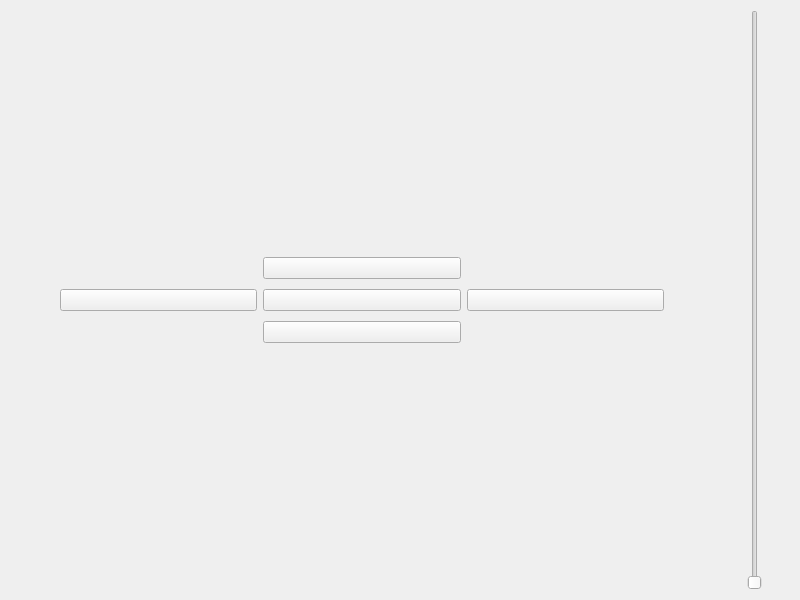
Before: the Qt Designer form robot_car/controller.ui in WEI22/ICMS, drawn with Qt 5.
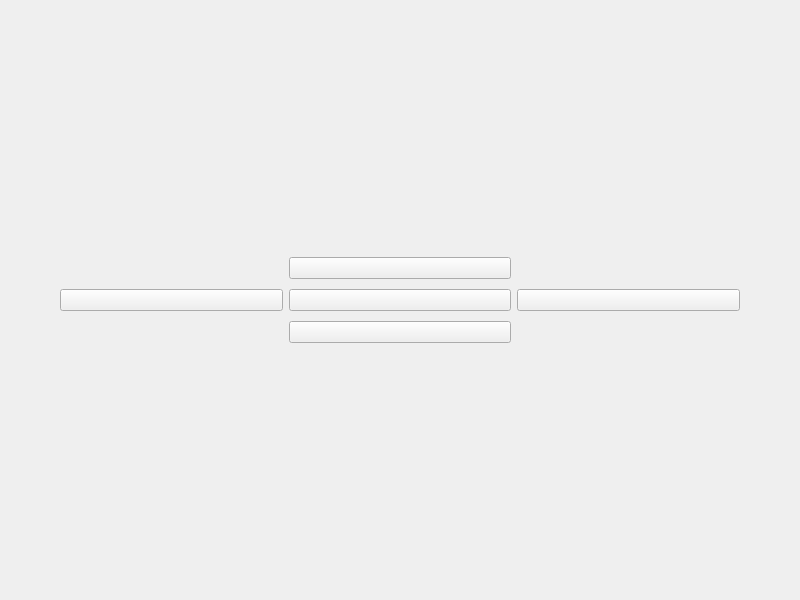
After: the same form once the commit is applied. Icons and pictures are not drawn.

Commit message: Remove speed control from ui

Patch:
```diff
--- a/robot_car/controller.ui
+++ b/robot_car/controller.ui
@@ -14,7 +14,7 @@
    <string>MainWindow</string>
   </property>
   <widget class="QWidget" name="centralwidget">
-   <layout class="QHBoxLayout" name="horizontalLayout_2" stretch="10,1">
+   <layout class="QHBoxLayout" name="horizontalLayout_2" stretch="10">
     <property name="leftMargin">
      <number>10</number>
     </property>
@@ -155,25 +155,6 @@
       </item>
      </layout>
     </item>
-    <item>
-     <widget class="QSlider" name="speed_controller">
-      <property name="sizePolicy">
-       <sizepolicy hsizetype="Preferred" vsizetype="Expanding">
-        <horstretch>0</horstretch>
-        <verstretch>0</verstretch>
-       </sizepolicy>
-      </property>
-      <property name="minimum">
-       <number>25</number>
-      </property>
-      <property name="maximum">
-       <number>100</number>
-      </property>
-      <property name="orientation">
-       <enum>Qt::Vertical</enum>
-      </property>
-     </widget>
-    </item>
    </layout>
   </widget>
  </widget>
```
The commit also changes 2 other files.
